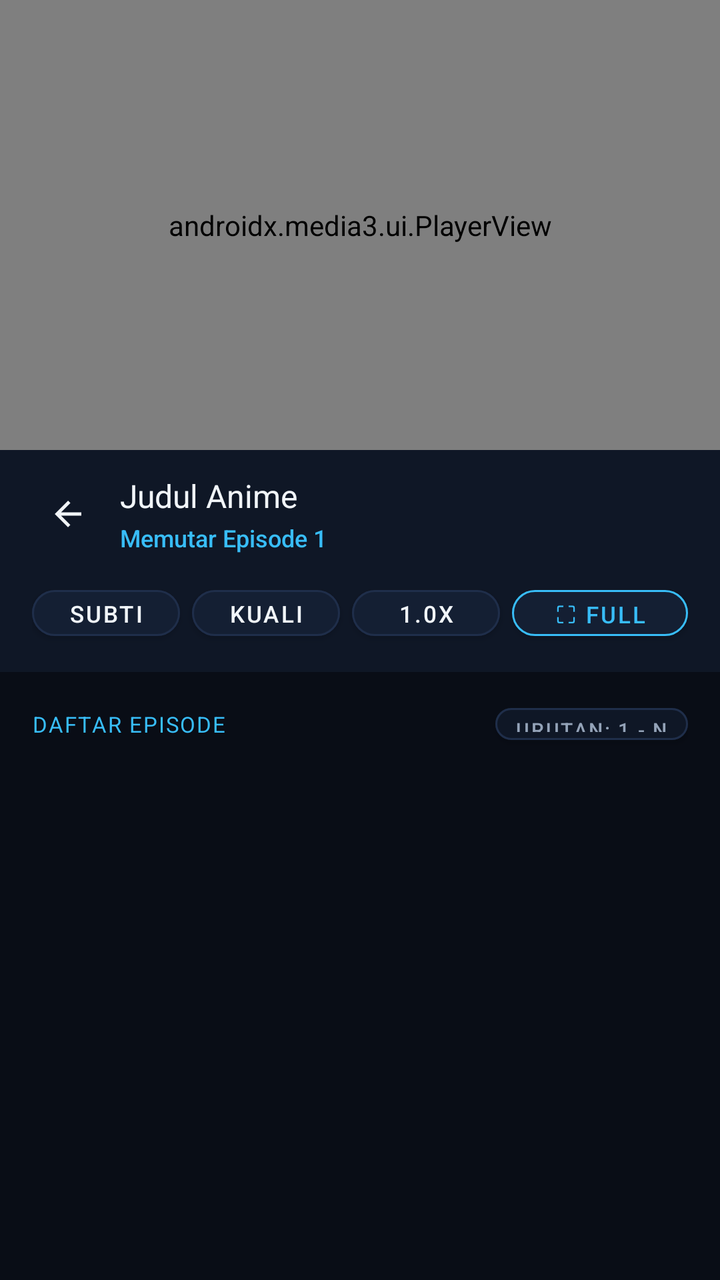
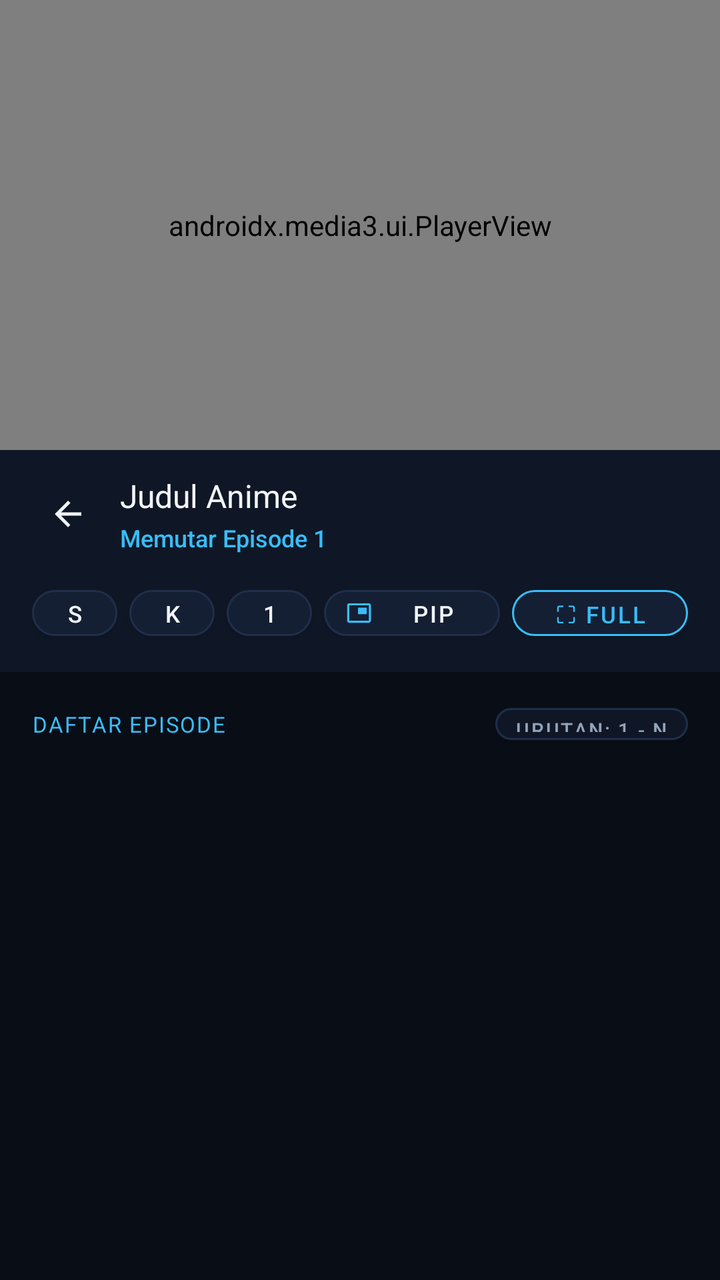

The first picture is an Android layout as it rendered before a commit; the second is the same layout after the commit. The layout source and the unified diff follow.
<!-- AndroidManifest.xml: application theme Theme.Menatap -->
<!-- res/layout/activity_player.xml -->
<?xml version="1.0" encoding="utf-8"?>
<LinearLayout xmlns:android="http://schemas.android.com/apk/res/android"
    xmlns:app="http://schemas.android.com/apk/res-auto"
    android:id="@+id/layout_player_root"
    android:layout_width="match_parent"
    android:layout_height="match_parent"
    android:orientation="vertical"
    android:background="@color/frost_void">

    
    <FrameLayout
        android:id="@+id/fl_player_wrapper"
        android:layout_width="match_parent"
        android:layout_height="225dp"
        android:background="#000000">

        
        <androidx.media3.ui.PlayerView
            android:id="@+id/player_view"
            android:layout_width="match_parent"
            android:layout_height="match_parent"
            app:use_controller="true"
            app:show_timeout="3500"
            app:show_next_button="true"
            app:show_previous_button="true"
            app:show_subtitle_button="true"
            app:resize_mode="fit"
            app:surface_type="surface_view" />

        
        <LinearLayout
            android:id="@+id/hud_hold_speed"
            android:layout_width="wrap_content"
            android:layout_height="wrap_content"
            android:layout_gravity="top|center_horizontal"
            android:layout_marginTop="28dp"
            android:orientation="horizontal"
            android:gravity="center"
            android:background="@drawable/bg_player_hud_pill"
            android:paddingHorizontal="18dp"
            android:paddingVertical="8dp"
            android:elevation="6dp"
            android:visibility="gone">

            <TextView
                android:id="@+id/tv_hold_speed_icon"
                android:layout_width="wrap_content"
                android:layout_height="wrap_content"
                android:text="⚡"
                android:textColor="@color/accent_glacial"
                android:textSize="15sp" />

            <TextView
                android:id="@+id/tv_hold_speed_text"
                android:layout_width="wrap_content"
                android:layout_height="wrap_content"
                android:layout_marginStart="8dp"
                android:text="2X Cepat >>"
                android:textColor="@color/text_frost_bright"
                android:textSize="13sp"
                android:fontFamily="sans-serif-medium" />
        </LinearLayout>

        
        <LinearLayout
            android:id="@+id/hud_osd"
            android:layout_width="wrap_content"
            android:layout_height="wrap_content"
            android:layout_gravity="center"
            android:orientation="horizontal"
            android:gravity="center_vertical"
            android:background="@drawable/bg_player_hud_pill"
            android:paddingHorizontal="20dp"
            android:paddingVertical="9dp"
            android:elevation="6dp"
            android:visibility="gone">

            <TextView
                android:id="@+id/tv_osd_icon"
                android:layout_width="wrap_content"
                android:layout_height="wrap_content"
                android:text="VOL"
                android:textColor="@color/accent_glacial"
                android:textSize="12sp"
                android:fontFamily="sans-serif-bold"
                android:letterSpacing="0.04" />

            <ProgressBar
                android:id="@+id/pb_osd_bar"
                style="?android:attr/progressBarStyleHorizontal"
                android:layout_width="110dp"
                android:layout_height="5dp"
                android:layout_marginStart="12dp"
                android:max="100"
                android:progress="50"
                android:progressTint="@color/accent_glacial" />

            <TextView
                android:id="@+id/tv_osd_val"
                android:layout_width="wrap_content"
                android:layout_height="wrap_content"
                android:layout_marginStart="10dp"
                android:text="50%"
                android:textColor="@color/text_frost_bright"
                android:textSize="13sp"
                android:fontFamily="sans-serif-medium" />
        </LinearLayout>

        
        <TextView
            android:id="@+id/tv_ripple_left"
            android:layout_width="130dp"
            android:layout_height="match_parent"
            android:layout_gravity="start"
            android:gravity="center"
            android:text="-10s"
            android:textColor="@color/text_frost_bright"
            android:textSize="18sp"
            android:fontFamily="sans-serif-bold"
            android:background="@drawable/bg_ripple_seek_left"
            android:clickable="false"
            android:visibility="gone" />

        <TextView
            android:id="@+id/tv_ripple_right"
            android:layout_width="130dp"
            android:layout_height="match_parent"
            android:layout_gravity="end"
            android:gravity="center"
            android:text="+10s"
            android:textColor="@color/text_frost_bright"
            android:textSize="18sp"
            android:fontFamily="sans-serif-bold"
            android:background="@drawable/bg_ripple_seek_right"
            android:clickable="false"
            android:visibility="gone" />

        
        <LinearLayout
            android:id="@+id/layout_buffering"
            android:layout_width="wrap_content"
            android:layout_height="wrap_content"
            android:layout_gravity="center"
            android:gravity="center"
            android:orientation="vertical"
            android:paddingHorizontal="22dp"
            android:paddingVertical="14dp"
            android:background="@drawable/bg_buffering_hud"
            android:visibility="gone">

            <ProgressBar
                android:id="@+id/pb_video_buffering"
                android:layout_width="32dp"
                android:layout_height="32dp"
                android:indeterminate="true"
                android:indeterminateTint="@color/accent_glacial" />

            <TextView
                android:id="@+id/tv_buffering_text"
                android:layout_width="wrap_content"
                android:layout_height="wrap_content"
                android:layout_marginTop="8dp"
                android:text="MENYIAPKAN STREAM..."
                android:textColor="@color/accent_glacial"
                android:textSize="11sp"
                android:fontFamily="sans-serif-bold"
                android:letterSpacing="0.05" />
        </LinearLayout>

        
        <TextView
            android:id="@+id/tv_subtitles"
            android:layout_width="wrap_content"
            android:layout_height="wrap_content"
            android:layout_gravity="bottom|center_horizontal"
            android:layout_marginBottom="22dp"
            android:layout_marginHorizontal="20dp"
            android:maxWidth="560dp"
            android:elevation="20dp"
            android:clickable="false"
            android:background="@drawable/bg_subtitle_pill"
            android:paddingHorizontal="14dp"
            android:paddingVertical="6dp"
            android:gravity="center"
            android:textAlignment="center"
            android:text=""
            android:textColor="#FFFFFF"
            android:textSize="16sp"
            android:textStyle="bold"
            android:shadowColor="#000000"
            android:shadowDx="1.5"
            android:shadowDy="1.5"
            android:shadowRadius="3.5"
            android:visibility="gone" />

        
        <Button
            android:id="@+id/btn_skip_op_ed"
            android:layout_width="wrap_content"
            android:layout_height="38dp"
            android:layout_gravity="bottom|end"
            android:layout_marginEnd="20dp"
            android:layout_marginBottom="65dp"
            android:backgroundTint="#D9090D16"
            app:strokeColor="@color/accent_glacial"
            app:strokeWidth="1.5dp"
            app:cornerRadius="19dp"
            app:icon="@drawable/ic_skip_next"
            app:iconTint="@color/accent_glacial"
            app:iconPadding="5dp"
            app:iconSize="15dp"
            android:paddingHorizontal="14dp"
            android:text="Lewati Opening"
            android:textColor="@color/accent_glacial"
            android:textSize="12sp"
            android:fontFamily="sans-serif-bold"
            android:letterSpacing="0.03"
            android:visibility="gone" />

        
        <ImageButton
            android:id="@+id/btn_screen_lock"
            android:layout_width="40dp"
            android:layout_height="40dp"
            android:layout_gravity="start|center_vertical"
            android:layout_marginStart="16dp"
            android:background="@drawable/bg_badge_frost"
            android:src="@drawable/ic_lock_open"
            app:tint="@color/text_frost_bright"
            android:visibility="gone"
            android:contentDescription="Kunci Layar" />

        
        <LinearLayout
            android:id="@+id/layout_top_bar"
            android:layout_width="match_parent"
            android:layout_height="wrap_content"
            android:layout_gravity="top"
            android:orientation="horizontal"
            android:gravity="center_vertical"
            android:paddingTop="14dp"
            android:paddingBottom="20dp"
            android:paddingHorizontal="16dp"
            android:background="@drawable/bg_player_top_scrim"
            android:visibility="gone">

            <ImageButton
                android:id="@+id/btn_player_back"
                android:layout_width="38dp"
                android:layout_height="38dp"
                android:padding="8dp"
                android:background="@drawable/bg_exo_icon_btn"
                android:src="@drawable/ic_arrow_back"
                app:tint="@color/text_frost_bright"
                android:contentDescription="Kembali" />

            <LinearLayout
                android:layout_width="0dp"
                android:layout_height="wrap_content"
                android:layout_weight="1"
                android:layout_marginStart="10dp"
                android:layout_marginEnd="8dp"
                android:orientation="vertical">

                <TextView
                    android:id="@+id/tv_player_title"
                    android:layout_width="wrap_content"
                    android:layout_height="wrap_content"
                    android:text="Memuat Video..."
                    android:textColor="@color/text_frost_bright"
                    android:textSize="15sp"
                    android:fontFamily="sans-serif-bold"
                    android:singleLine="true"
                    android:ellipsize="end" />

                <TextView
                    android:id="@+id/tv_sub_status"
                    android:layout_width="wrap_content"
                    android:layout_height="wrap_content"
                    android:layout_marginTop="2dp"
                    android:text="Subtitle: Auto (Indonesia)"
                    android:textColor="@color/text_frost_subtle"
                    android:textSize="11sp"
                    android:fontFamily="sans-serif" />
            </LinearLayout>

            
            <Button
                android:id="@+id/btn_aspect"
                android:layout_width="wrap_content"
                android:layout_height="34dp"
                android:layout_marginEnd="6dp"
                android:paddingHorizontal="11dp"
                android:text="Fit"
                android:textSize="11sp"
                android:fontFamily="sans-serif-medium"
                android:textColor="@color/text_frost_bright"
                app:strokeColor="@color/frost_border"
                app:strokeWidth="1dp"
                app:cornerRadius="17dp"
                android:backgroundTint="#CC0F1726" />

            <Button
                android:id="@+id/btn_quality"
                android:layout_width="wrap_content"
                android:layout_height="34dp"
                android:layout_marginEnd="6dp"
                android:paddingHorizontal="11dp"
                android:text="HD"
                android:textSize="11sp"
                android:fontFamily="sans-serif-medium"
                android:textColor="@color/text_frost_bright"
                app:strokeColor="@color/frost_border"
                app:strokeWidth="1dp"
                app:cornerRadius="17dp"
                android:backgroundTint="#CC0F1726" />

            <Button
                android:id="@+id/btn_speed"
                android:layout_width="wrap_content"
                android:layout_height="34dp"
                android:layout_marginEnd="6dp"
                android:paddingHorizontal="11dp"
                android:text="1.0x"
                android:textSize="11sp"
                android:fontFamily="sans-serif-medium"
                android:textColor="@color/text_frost_bright"
                app:strokeColor="@color/frost_border"
                app:strokeWidth="1dp"
                app:cornerRadius="17dp"
                android:backgroundTint="#CC0F1726" />

            <Button
                android:id="@+id/btn_sub_selector"
                android:layout_width="wrap_content"
                android:layout_height="34dp"
                android:paddingHorizontal="11dp"
                android:text="Sub"
                android:textSize="11sp"
                android:fontFamily="sans-serif-medium"
                android:textColor="@color/text_frost_bright"
                app:strokeColor="@color/frost_border"
                app:strokeWidth="1dp"
                app:cornerRadius="17dp"
                android:backgroundTint="#CC0F1726" />
        </LinearLayout>
    </FrameLayout>

    
    <LinearLayout
        android:id="@+id/layout_portrait_bottom"
        android:layout_width="match_parent"
        android:layout_height="0dp"
        android:layout_weight="1"
        android:orientation="vertical"
        android:background="@color/frost_void">

        
        <LinearLayout
            android:layout_width="match_parent"
            android:layout_height="wrap_content"
            android:orientation="vertical"
            android:paddingHorizontal="16dp"
            android:paddingTop="12dp"
            android:paddingBottom="12dp"
            android:background="@color/frost_surface">

            <LinearLayout
                android:layout_width="match_parent"
                android:layout_height="wrap_content"
                android:orientation="horizontal"
                android:gravity="center_vertical">

                <ImageButton
                    android:id="@+id/btn_portrait_back"
                    android:layout_width="36dp"
                    android:layout_height="36dp"
                    android:background="?android:attr/selectableItemBackgroundBorderless"
                    android:src="@drawable/ic_arrow_back"
                    app:tint="@color/text_frost_bright"
                    android:contentDescription="Kembali" />

                <LinearLayout
                    android:layout_width="0dp"
                    android:layout_height="wrap_content"
                    android:layout_weight="1"
                    android:layout_marginStart="8dp"
                    android:orientation="vertical">

                    <TextView
                        android:id="@+id/tv_portrait_anime_title"
                        android:layout_width="match_parent"
                        android:layout_height="wrap_content"
                        android:text="Judul Anime"
                        android:textColor="@color/text_frost_bright"
                        android:textSize="16sp"
                        android:fontFamily="sans-serif-bold"
                        android:maxLines="1"
                        android:ellipsize="end" />

                    <TextView
                        android:id="@+id/tv_portrait_current_ep"
                        android:layout_width="wrap_content"
                        android:layout_height="wrap_content"
                        android:layout_marginTop="2dp"
                        android:text="Memutar Episode 1"
                        android:textColor="@color/accent_glacial"
                        android:textSize="12sp"
                        android:fontFamily="sans-serif-medium" />
                </LinearLayout>
            </LinearLayout>

            
            <LinearLayout
                android:layout_width="match_parent"
                android:layout_height="wrap_content"
                android:orientation="horizontal"
                android:gravity="center_vertical"
                android:layout_marginTop="12dp">

                <Button
                    android:id="@+id/btn_portrait_sub"
                    android:layout_width="0dp"
                    android:layout_height="35dp"
                    android:layout_weight="1"
                    android:layout_marginEnd="6dp"
                    android:text="Subtitle"
                    android:textSize="11.5sp"
                    android:textColor="@color/text_frost_bright"
                    android:backgroundTint="@color/frost_elevated"
                    app:cornerRadius="17dp"
                    app:strokeColor="@color/frost_border"
                    app:strokeWidth="1dp" />

                <Button
                    android:id="@+id/btn_portrait_quality"
                    android:layout_width="0dp"
                    android:layout_height="35dp"
                    android:layout_weight="1"
                    android:layout_marginEnd="6dp"
                    android:text="Kualitas"
                    android:textSize="11.5sp"
                    android:textColor="@color/text_frost_bright"
                    android:backgroundTint="@color/frost_elevated"
                    app:cornerRadius="17dp"
                    app:strokeColor="@color/frost_border"
                    app:strokeWidth="1dp" />

                <Button
                    android:id="@+id/btn_portrait_speed"
                    android:layout_width="0dp"
                    android:layout_height="35dp"
                    android:layout_weight="1"
                    android:layout_marginEnd="6dp"
                    android:text="1.0x"
                    android:textSize="11.5sp"
                    android:textColor="@color/text_frost_bright"
                    android:backgroundTint="@color/frost_elevated"
                    app:cornerRadius="17dp"
                    app:strokeColor="@color/frost_border"
                    app:strokeWidth="1dp" />

                <Button
                    android:id="@+id/btn_portrait_fullscreen"
                    android:layout_width="wrap_content"
                    android:layout_height="35dp"
                    android:paddingHorizontal="14dp"
                    android:text="⛶ Full"
                    android:textSize="11.5sp"
                    android:textColor="@color/accent_glacial"
                    android:backgroundTint="@color/frost_elevated"
                    app:cornerRadius="17dp"
                    app:strokeColor="@color/accent_glacial"
                    app:strokeWidth="1dp" />
            </LinearLayout>
        </LinearLayout>

        
        <LinearLayout
            android:layout_width="match_parent"
            android:layout_height="wrap_content"
            android:orientation="horizontal"
            android:gravity="center_vertical"
            android:paddingHorizontal="16dp"
            android:paddingTop="12dp"
            android:paddingBottom="8dp">

            <TextView
                android:id="@+id/tv_portrait_ep_count"
                android:layout_width="0dp"
                android:layout_height="wrap_content"
                android:layout_weight="1"
                android:text="DAFTAR EPISODE"
                android:textColor="@color/accent_glacial"
                android:textSize="11sp"
                android:fontFamily="sans-serif-bold"
                android:letterSpacing="0.06" />

            <Button
                android:id="@+id/btn_portrait_sort"
                android:layout_width="wrap_content"
                android:layout_height="28dp"
                android:text="Urutan: 1 - N"
                android:textColor="@color/text_frost_subtle"
                android:backgroundTint="@color/frost_surface"
                app:cornerRadius="14dp"
                app:strokeColor="@color/frost_border"
                app:strokeWidth="1dp"
                android:textSize="10sp"
                android:paddingHorizontal="10dp" />
        </LinearLayout>

        
        <androidx.recyclerview.widget.RecyclerView
            android:id="@+id/rv_portrait_episodes"
            android:layout_width="match_parent"
            android:layout_height="0dp"
            android:layout_weight="1"
            android:paddingHorizontal="12dp"
            android:paddingBottom="20dp"
            android:clipToPadding="false"
            android:scrollbars="vertical" />
    </LinearLayout>
</LinearLayout>
<!-- resources referenced by this layout -->
<resources>
  <color name="accent_glacial">#38BDF8</color>
  <color name="frost_border">#1F2E4A</color>
  <color name="frost_elevated">#141F33</color>
  <color name="frost_surface">#0F1726</color>
  <color name="frost_void">#090D16</color>
  <color name="text_frost_bright">#F1F5F9</color>
  <color name="text_frost_subtle">#94A3B8</color>
  <!-- drawable bg_badge_frost (drawable) -->
  <?xml version="1.0" encoding="utf-8"?>
  <shape xmlns:android="http://schemas.android.com/apk/res/android"
      android:shape="rectangle">
      <corners android:radius="6dp" />
      <solid android:color="#CC080C14" />
      <stroke
          android:width="0.8dp"
          android:color="@color/frost_border" />
  </shape>
  <!-- drawable bg_buffering_hud (drawable) -->
  <?xml version="1.0" encoding="utf-8"?>
  <shape xmlns:android="http://schemas.android.com/apk/res/android"
      android:shape="rectangle">
      <solid android:color="#D9090A0F" />
      <corners android:radius="14dp" />
      <stroke
          android:width="1dp"
          android:color="#3338BDF8" />
  </shape>
  <!-- drawable bg_player_hud_pill (drawable) -->
  <?xml version="1.0" encoding="utf-8"?>
  <shape xmlns:android="http://schemas.android.com/apk/res/android"
      android:shape="rectangle">
      <solid android:color="#E612151E" />
      <corners android:radius="24dp" />
      <stroke
          android:width="1dp"
          android:color="#4D38BDF8" />
  </shape>
  <!-- drawable bg_player_top_scrim (drawable) -->
  <?xml version="1.0" encoding="utf-8"?>
  <shape xmlns:android="http://schemas.android.com/apk/res/android"
      android:shape="rectangle">
      <gradient
          android:angle="270"
          android:startColor="#E606080D"
          android:centerColor="#8C06080D"
          android:endColor="#00000000" />
  </shape>
  <!-- drawable bg_ripple_seek_left (drawable) -->
  <?xml version="1.0" encoding="utf-8"?>
  <shape xmlns:android="http://schemas.android.com/apk/res/android"
      android:shape="rectangle">
      <solid android:color="#2638BDF8" />
      <corners
          android:topLeftRadius="0dp"
          android:bottomLeftRadius="0dp"
          android:topRightRadius="120dp"
          android:bottomRightRadius="120dp" />
      <stroke
          android:width="1dp"
          android:color="#4038BDF8" />
  </shape>
  <!-- drawable bg_subtitle_pill (drawable) -->
  <?xml version="1.0" encoding="utf-8"?>
  <shape xmlns:android="http://schemas.android.com/apk/res/android"
      android:shape="rectangle">
      <corners android:radius="6dp" />
      <solid android:color="#4D000000" />
  </shape>
  <!-- drawable ic_arrow_back (drawable) -->
  <?xml version="1.0" encoding="utf-8"?>
  <vector xmlns:android="http://schemas.android.com/apk/res/android"
      android:width="20dp"
      android:height="20dp"
      android:viewportWidth="24"
      android:viewportHeight="24">
      
      <path
          android:fillColor="#FFFFFFFF"
          android:pathData="M20,11H7.83l5.59,-5.59L12,4l-8,8 8,8 1.41,-1.41L7.83,13H20v-2z" />
  </vector>
  <!-- drawable ic_skip_next (drawable) -->
  <?xml version="1.0" encoding="utf-8"?>
  <vector xmlns:android="http://schemas.android.com/apk/res/android"
      android:width="15dp"
      android:height="15dp"
      android:viewportWidth="24"
      android:viewportHeight="24">
      
      <path
          android:fillColor="#FFFFFFFF"
          android:pathData="M6,18 L14.5,12 L6,6 V18 Z M16,6 V18 H18 V6 H16 Z" />
  </vector>
  <color name="accent_azure">#38BDF8</color>
  <color name="accent_frost_iris">#818CF8</color>
  <!-- unchanged entries left out for length: 4 -->
</resources>

<!-- the commit's change to res/layout/activity_player.xml (unified diff, before → after) -->
@@ -285,64 +285,36 @@
             </LinearLayout>
 
             
-            <Button
-                android:id="@+id/btn_aspect"
-                android:layout_width="wrap_content"
-                android:layout_height="34dp"
-                android:layout_marginEnd="6dp"
-                android:paddingHorizontal="11dp"
-                android:text="Fit"
-                android:textSize="11sp"
-                android:fontFamily="sans-serif-medium"
-                android:textColor="@color/text_frost_bright"
-                app:strokeColor="@color/frost_border"
-                app:strokeWidth="1dp"
-                app:cornerRadius="17dp"
-                android:backgroundTint="#CC0F1726" />
-
-            <Button
-                android:id="@+id/btn_quality"
-                android:layout_width="wrap_content"
-                android:layout_height="34dp"
-                android:layout_marginEnd="6dp"
-                android:paddingHorizontal="11dp"
-                android:text="HD"
-                android:textSize="11sp"
-                android:fontFamily="sans-serif-medium"
-                android:textColor="@color/text_frost_bright"
-                app:strokeColor="@color/frost_border"
-                app:strokeWidth="1dp"
-                app:cornerRadius="17dp"
-                android:backgroundTint="#CC0F1726" />
-
-            <Button
-                android:id="@+id/btn_speed"
-                android:layout_width="wrap_content"
-                android:layout_height="34dp"
-                android:layout_marginEnd="6dp"
-                android:paddingHorizontal="11dp"
-                android:text="1.0x"
-                android:textSize="11sp"
-                android:fontFamily="sans-serif-medium"
-                android:textColor="@color/text_frost_bright"
-                app:strokeColor="@color/frost_border"
-                app:strokeWidth="1dp"
-                app:cornerRadius="17dp"
-                android:backgroundTint="#CC0F1726" />
-
-            <Button
-                android:id="@+id/btn_sub_selector"
-                android:layout_width="wrap_content"
-                android:layout_height="34dp"
-                android:paddingHorizontal="11dp"
-                android:text="Sub"
-                android:textSize="11sp"
-                android:fontFamily="sans-serif-medium"
-                android:textColor="@color/text_frost_bright"
-                app:strokeColor="@color/frost_border"
-                app:strokeWidth="1dp"
-                app:cornerRadius="17dp"
-                android:backgroundTint="#CC0F1726" />
+            <LinearLayout
+                android:id="@+id/layout_legacy_top_pills"
+                android:layout_width="0dp"
+                android:layout_height="0dp"
+                android:visibility="gone">
+
+                <Button
+                    android:id="@+id/btn_aspect"
+                    android:layout_width="wrap_content"
+                    android:layout_height="34dp"
+                    android:visibility="gone" />
+
+                <Button
+                    android:id="@+id/btn_quality"
+                    android:layout_width="wrap_content"
+                    android:layout_height="34dp"
+                    android:visibility="gone" />
+
+                <Button
+                    android:id="@+id/btn_speed"
+                    android:layout_width="wrap_content"
+                    android:layout_height="34dp"
+                    android:visibility="gone" />
+
+                <Button
+                    android:id="@+id/btn_sub_selector"
+                    android:layout_width="wrap_content"
+                    android:layout_height="34dp"
+                    android:visibility="gone" />
+            </LinearLayout>
         </LinearLayout>
     </FrameLayout>
 
@@ -456,6 +428,23 @@
                     android:textSize="11.5sp"
                     android:textColor="@color/text_frost_bright"
                     android:backgroundTint="@color/frost_elevated"
+                    app:cornerRadius="17dp"
+                    app:strokeColor="@color/frost_border"
+                    app:strokeWidth="1dp" />
+
+                <Button
+                    android:id="@+id/btn_portrait_pip"
+                    android:layout_width="wrap_content"
+                    android:layout_height="35dp"
+                    android:layout_marginEnd="6dp"
+                    android:paddingHorizontal="11dp"
+                    android:text="PiP"
+                    android:textSize="11.5sp"
+                    android:textColor="@color/text_frost_bright"
+                    android:backgroundTint="@color/frost_elevated"
+                    app:icon="@drawable/ic_pip"
+                    app:iconTint="@color/accent_glacial"
+                    app:iconSize="13dp"
                     app:cornerRadius="17dp"
                     app:strokeColor="@color/frost_border"
                     app:strokeWidth="1dp" />
<!-- resource entries referenced after the edit -->
@@ -80,6 +80,18 @@
           android:fillColor="#FFFFFFFF"
           android:pathData="M20,11H7.83l5.59,-5.59L12,4l-8,8 8,8 1.41,-1.41L7.83,13H20v-2z" />
   </vector>
+  <!-- drawable ic_pip (drawable) -->
+  <?xml version="1.0" encoding="utf-8"?>
+  <vector xmlns:android="http://schemas.android.com/apk/res/android"
+      android:width="24dp"
+      android:height="24dp"
+      android:viewportWidth="24"
+      android:viewportHeight="24">
+      
+      <path
+          android:fillColor="#FFFFFFFF"
+          android:pathData="M19,7h-8v6h8V7zM21,3H3C1.9,3 1,3.9 1,5v14c0,1.1 0.9,2 2,2h18c1.1,0 2,-0.9 2,-2V5C23,3.9 22.1,3 21,3zM21,19.01H3V4.99h18V19.01z"/>
+  </vector>
   <!-- drawable ic_skip_next (drawable) -->
   <?xml version="1.0" encoding="utf-8"?>
   <vector xmlns:android="http://schemas.android.com/apk/res/android"
